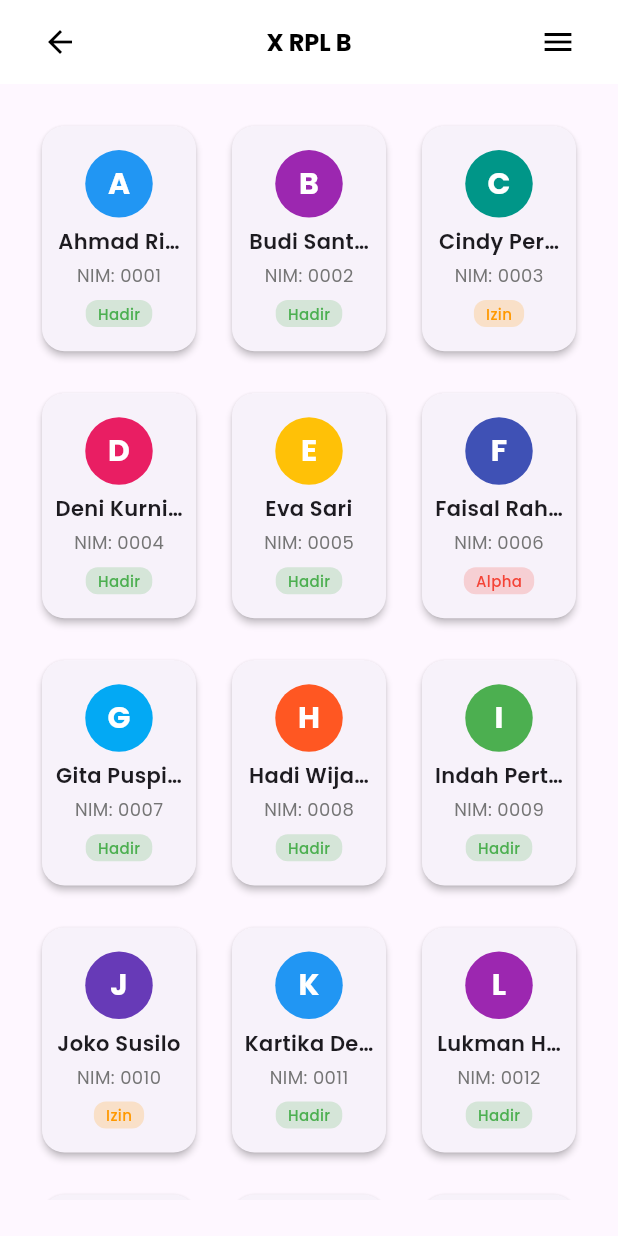
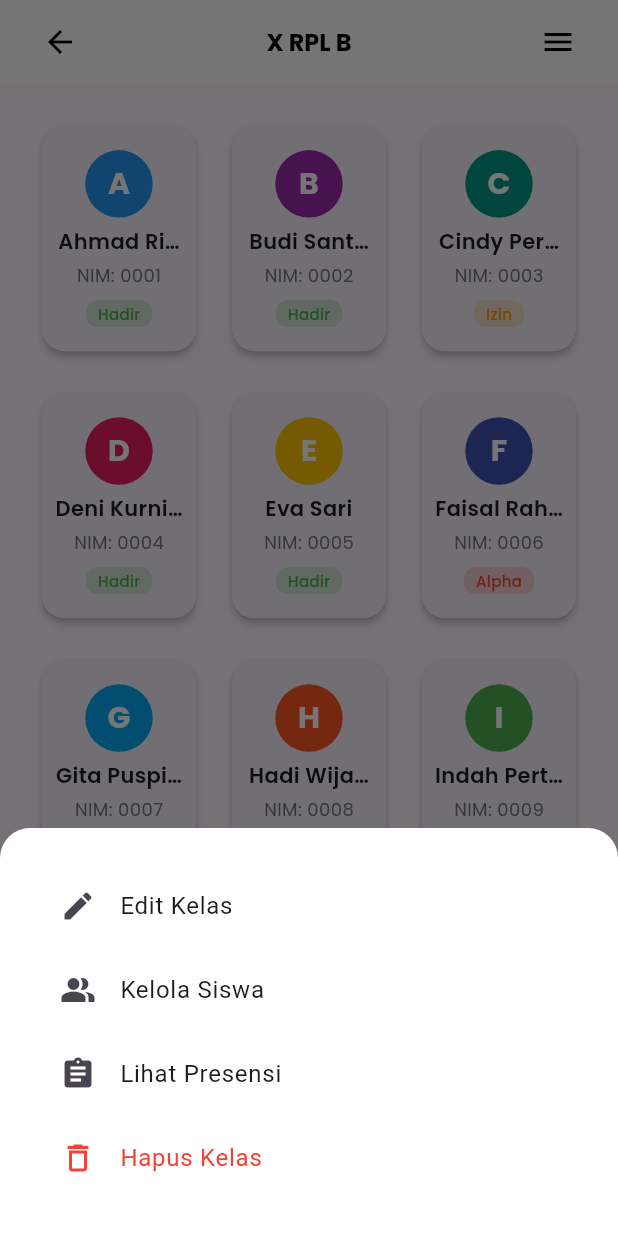
Before and after one commit to rafie26/SC, a Flutter app: the KelasView screen opened by its route, after a tap on the "menu" icon, on a phone screen of 412 x 824 dp. Run offline on Flutter 3.47's test engine with Material 3 defaults, Android fonts, the phone set to English and light mode, and no system bars; our stand-ins replace get, google_fonts.

Commit message:
Membuat Navbar

```diff
--- a/lib/app/modules/kelas/controllers/kelas_controller.dart
+++ b/lib/app/modules/kelas/controllers/kelas_controller.dart
@@ -1,7 +1,84 @@
+import 'package:flutter/material.dart';
 import 'package:get/get.dart';
 
 class KelasController extends GetxController {
+
+  // Method to handle opening menu
   void openMenu() {
-    print('Menu button pressed');
+    // Show bottom sheet or dialog with menu options
+    Get.bottomSheet(
+      Container(
+        decoration: const BoxDecoration(
+          color: Colors.white,
+          borderRadius: BorderRadius.only(
+            topLeft: Radius.circular(20),
+            topRight: Radius.circular(20),
+          ),
+        ),
+        padding: const EdgeInsets.all(24.0),
+        child: Column(
+          mainAxisSize: MainAxisSize.min,
+          children: [
+            ListTile(
+              leading: const Icon(Icons.edit),
+              title: const Text('Edit Kelas'),
+              onTap: () {
+                Get.back();
+                // Add edit class logic here
+              },
+            ),
+            ListTile(
+              leading: const Icon(Icons.people_alt),
+              title: const Text('Kelola Siswa'),
+              onTap: () {
+                Get.back();
+                // Add manage students logic here
+              },
+            ),
+            ListTile(
+              leading: const Icon(Icons.assignment),
+              title: const Text('Lihat Presensi'),
+              onTap: () {
+                Get.back();
+                // Add view attendance logic here
+              },
+            ),
+            ListTile(
+              leading: const Icon(Icons.delete_outline, color: Colors.red),
+              title: const Text('Hapus Kelas', style: TextStyle(color: Colors.red)),
+              onTap: () {
+                Get.back();
+                // Show delete confirmation dialog
+                _showDeleteConfirmation();
+              },
+            ),
+          ],
+        ),
+      ),
+    );
+  }
+
+  // Show delete confirmation dialog
+  void _showDeleteConfirmation() {
+    Get.dialog(
+      AlertDialog(
+        title: const Text('Hapus Kelas'),
+        content: const Text('Apakah Anda yakin ingin menghapus kelas ini? Semua data akan terhapus permanen.'),
+        actions: [
+          TextButton(
+            child: const Text('Batal'),
+            onPressed: () => Get.back(),
+          ),
+          TextButton(
+            child: const Text('Hapus', style: TextStyle(color: Colors.red)),
+            onPressed: () {
+              Get.back();
+              // Add delete logic here
+              Get.back(); // Go back to previous screen after deletion
+            },
+          ),
+        ],
+      ),
+    );
   }
 }
--- a/lib/app/modules/kelas/views/kelas_view.dart
+++ b/lib/app/modules/kelas/views/kelas_view.dart
@@ -2,12 +2,23 @@ import 'package:flutter/material.dart';
 import 'package:get/get.dart';
 import 'package:google_fonts/google_fonts.dart';
 import '../controllers/kelas_controller.dart';
+
+// Import NavbarController directly from its path
+// Adjust this path to match your actual project structure
+import '../../navbar/controllers/navbar_controller.dart';
 
 class KelasView extends GetView<KelasController> {
   const KelasView({super.key});
 
   @override
   Widget build(BuildContext context) {
+    // Make sure NavbarController is initialized
+    if (!Get.isRegistered<NavbarController>()) {
+      Get.put(NavbarController());
+    }
+    // Get the NavbarController
+    final NavbarController navbarController = Get.find<NavbarController>();
+
     return Scaffold(
       appBar: AppBar(
         backgroundColor: Colors.white,
@@ -166,6 +177,92 @@ class KelasView extends GetView<KelasController> {
           ],
         ),
       ),
+      bottomNavigationBar: Container(
+        decoration: BoxDecoration(
+          color: Colors.white,
+          boxShadow: [
+            BoxShadow(
+              color: Colors.grey.withOpacity(0.3),
+              spreadRadius: 1,
+              blurRadius: 5,
+              offset: const Offset(0, -1),
+            ),
+          ],
+        ),
+        child: Padding(
+          padding: const EdgeInsets.symmetric(vertical: 8.0),
+          child: Row(
+            mainAxisAlignment: MainAxisAlignment.spaceAround,
+            children: [
+              _buildNavItem(navbarController, 0, 'Ruang Kelas', Icons.people, Colors.purple),
+              _buildNavItem(navbarController, 1, 'Cerita', Icons.image, Colors.black),
+              _buildAddButton(navbarController),
+              _buildNavItem(navbarController, 3, 'Obrolan', Icons.chat_bubble_outline, Colors.black),
+              _buildNavItem(navbarController, 4, 'Notifikasi', Icons.notifications_none, Colors.black),
+            ],
+          ),
+        ),
+      ),
+    );
+  }
+
+  Widget _buildNavItem(NavbarController controller, int index, String label, IconData icon, Color defaultColor) {
+    return Obx(() {
+      final isSelected = controller.selectedIndex.value == index;
+      final color = isSelected ? Colors.purple : defaultColor;
+
+      return InkWell(
+        onTap: () {
+          controller.changeIndex(index);
+          // Handle navigation based on index
+          if (index != 0) { // If not current page
+            // Handle page navigation based on index
+            // This will depend on your app's navigation structure
+          }
+        },
+        child: Column(
+          mainAxisSize: MainAxisSize.min,
+          children: [
+            Icon(
+              icon,
+              color: color,
+              size: 24,
+            ),
+            const SizedBox(height: 2),
+            Text(
+              label,
+              style: TextStyle(
+                fontSize: 12,
+                color: color,
+                fontWeight: isSelected ? FontWeight.bold : FontWeight.normal,
+              ),
+            ),
+          ],
+        ),
+      );
+    });
+  }
+
+  Widget _buildAddButton(NavbarController controller) {
+    return InkWell(
+      onTap: () {
+        controller.changeIndex(2);
+        // Navigate to add page
+        // Add navigation logic here
+      },
+      child: Container(
+        width: 48,
+        height: 48,
+        decoration: const BoxDecoration(
+          shape: BoxShape.circle,
+          color: Colors.purple,
+        ),
+        child: const Icon(
+          Icons.add,
+          color: Colors.white,
+          size: 28,
+        ),
+      ),
     );
   }
 
--- /dev/null
+++ b/lib/app/modules/navbar/controllers/navbar_controller.dart
@@ -0,0 +1,19 @@
+import 'package:flutter/material.dart';
+import 'package:get/get.dart';
+
+class NavbarController extends GetxController {
+  var selectedIndex = 0.obs;
+
+  // List of pages to display
+  final List<Widget> pages = [
+    const Center(child: Text('Ruang Kelas', style: TextStyle(fontSize: 24))),
+    const Center(child: Text('Cerita', style: TextStyle(fontSize: 24))),
+    const Center(child: Text('Tambah', style: TextStyle(fontSize: 24))),
+    const Center(child: Text('Obrolan', style: TextStyle(fontSize: 24))),
+    const Center(child: Text('Notifikasi', style: TextStyle(fontSize: 24))),
+  ];
+
+  void changeIndex(int index) {
+    selectedIndex.value = index;
+  }
+}
--- a/lib/app/routes/app_pages.dart
+++ b/lib/app/routes/app_pages.dart
@@ -10,6 +10,8 @@ import '../modules/kelas/bindings/kelas_binding.dart';
 import '../modules/kelas/views/kelas_view.dart';
 import '../modules/login/bindings/login_binding.dart';
 import '../modules/login/views/login_view.dart';
+import '../modules/navbar/bindings/navbar_binding.dart';
+import '../modules/navbar/views/navbar_view.dart';
 import '../modules/register/bindings/register_binding.dart';
 import '../modules/register/views/register_view.dart';
 import '../modules/splash/bindings/splash_binding.dart';
@@ -57,5 +59,10 @@ class AppPages {
       page: () => const KelasView(),
       binding: KelasBinding(),
     ),
+    GetPage(
+      name: Routes.NAVBAR,
+      page: () => const NavbarView(),
+      binding: NavbarBinding(),
+    ),
   ];
 }
--- a/lib/app/routes/app_routes.dart
+++ b/lib/app/routes/app_routes.dart
@@ -9,6 +9,7 @@ abstract class Routes {
   static const HOME_GURU = _Paths.HOME_GURU;
   static const TAMBAH_KELAS = _Paths.TAMBAH_KELAS;
   static const KELAS = _Paths.KELAS;
+  static const NAVBAR = _Paths.NAVBAR;
 }
 
 abstract class _Paths {
@@ -20,4 +21,5 @@ abstract class _Paths {
   static const HOME_GURU = '/home-guru';
   static const TAMBAH_KELAS = '/tambah-kelas';
   static const KELAS = '/kelas';
+  static const NAVBAR = '/navbar';
 }
```
Also changed, not shown: lib/app/modules/navbar/bindings/navbar_binding.dart (added, +12 -0 lines), lib/app/modules/navbar/views/navbar_view.dart (added, +89 -0 lines), lib/app/modules/home/controllers/home_controller.dart (line endings or trailing spaces).
